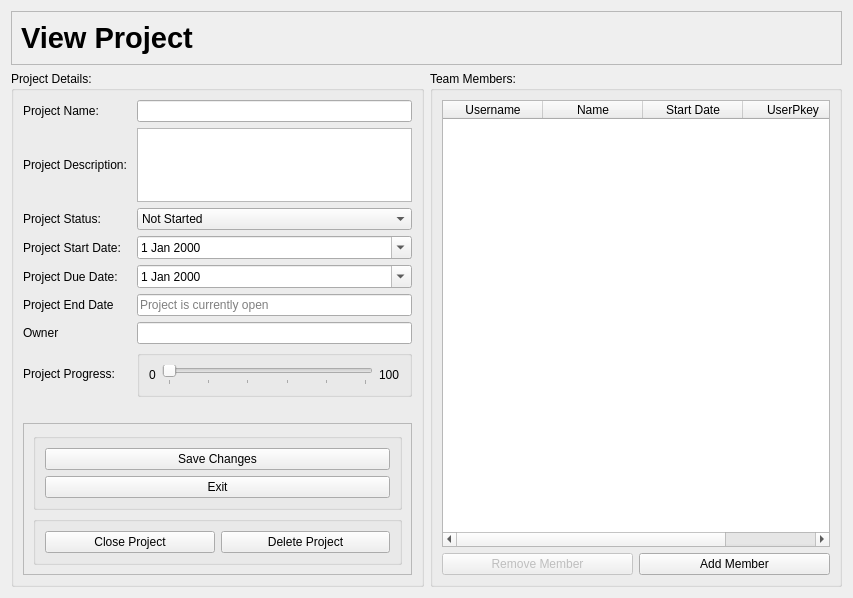
yasar12123/Soft27101-PMS, file ui/viewProjectDialog.ui: the form before one commit.
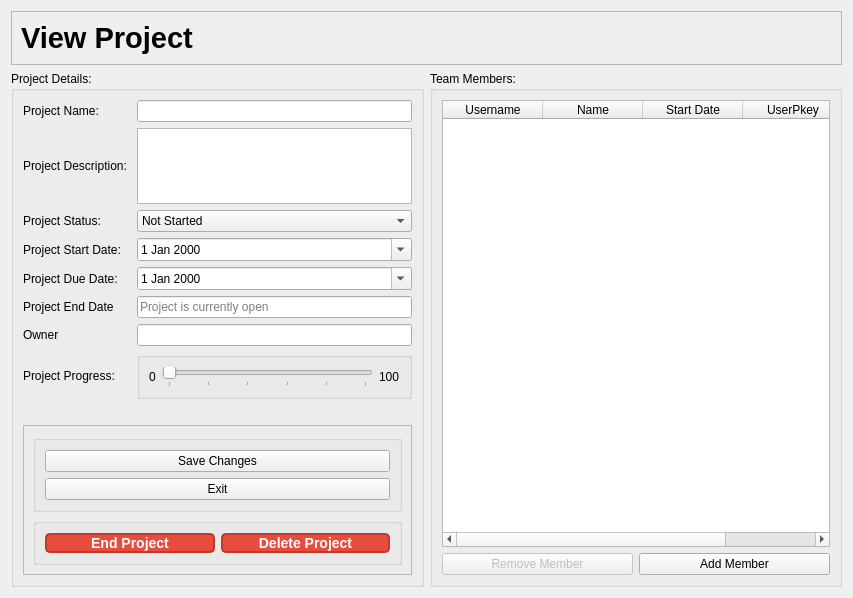
The form after the commit.

```diff
--- a/ui/viewProjectDialog.ui
+++ b/ui/viewProjectDialog.ui
@@ -295,13 +295,46 @@
            <layout class="QHBoxLayout" name="horizontalLayout">
             <item>
              <widget class="QPushButton" name="closeProjectButton">
+              <property name="autoFillBackground">
+               <bool>false</bool>
+              </property>
+              <property name="styleSheet">
+               <string notr="true">QPushButton#closeProjectButton {
+    background-color: #e74c3c; /* Red color */
+    color: white;
+    border: 2px solid #c0392b; /* Darker red border */
+    border-radius: 5px;
+    font-size: 14px;
+    font-weight: bold;
+}
+
+QPushButton#closeProjectButton:hover {
+    background-color: #c0392b; /* Darker red on hover */
+}
+</string>
+              </property>
               <property name="text">
-               <string>Close Project</string>
+               <string>End Project</string>
               </property>
              </widget>
             </item>
             <item>
              <widget class="QPushButton" name="deleteProjectButton">
+              <property name="styleSheet">
+               <string notr="true">QPushButton#deleteProjectButton {
+    background-color: #e74c3c; /* Red color */
+    color: white;
+    border: 2px solid #c0392b; /* Darker red border */
+    border-radius: 5px;
+    font-size: 14px;
+    font-weight: bold;
+}
+
+QPushButton#deleteProjectButton:hover {
+    background-color: #c0392b; /* Darker red on hover */
+}
+</string>
+              </property>
               <property name="text">
                <string>Delete Project</string>
               </property>
```
